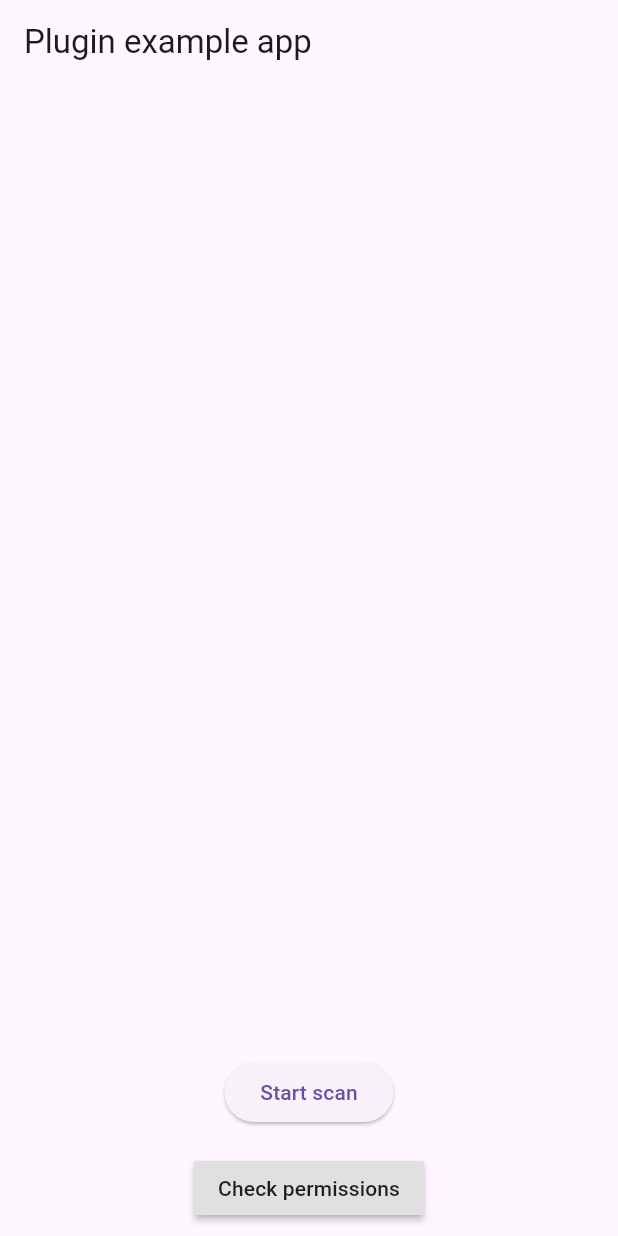
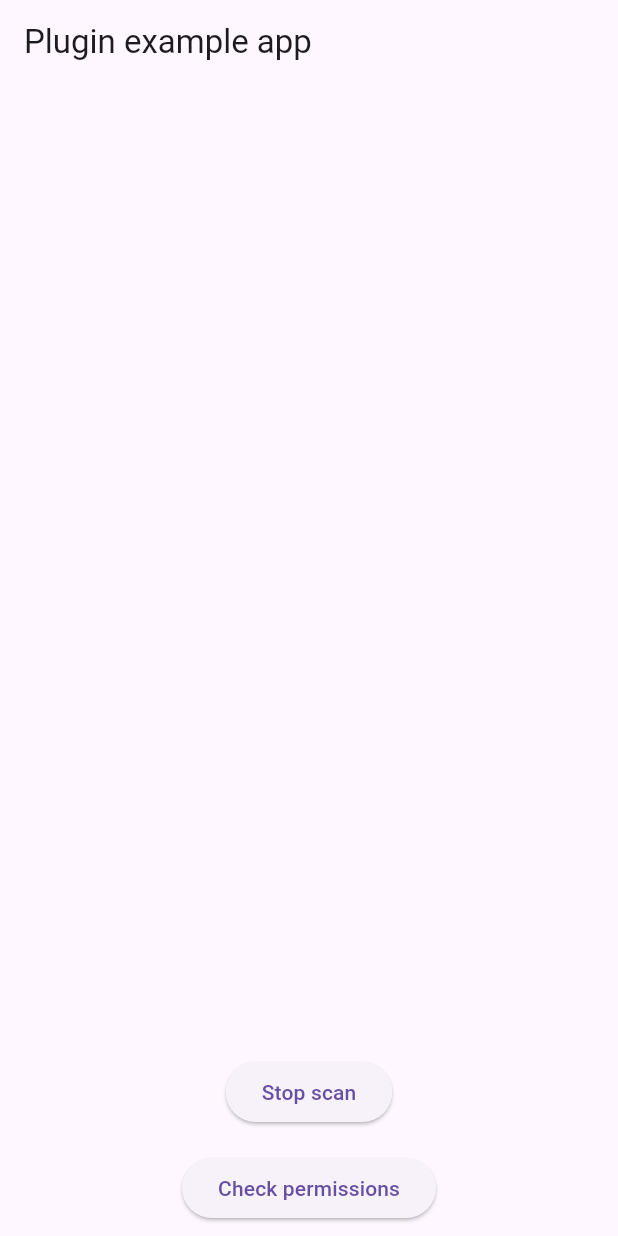
Before and after one commit to kiwi-bop/flutter_scan_bluetooth, a Flutter app: the screen it shows after launch, after a tap on "Start scan", on a phone screen of 412 x 824 dp. Run offline on Flutter 3.47's test engine with Material 3 defaults, Android fonts, the light colour scheme and no system bars.

Commit message:
refactor(dart): tighten types and modernize example

```diff
--- a/example/lib/main.dart
+++ b/example/lib/main.dart
@@ -2,11 +2,11 @@
 import 'package:flutter/services.dart';
 import 'package:flutter_scan_bluetooth/flutter_scan_bluetooth.dart';
 
-void main() => runApp(new MyApp());
+void main() => runApp(MyApp());
 
 class MyApp extends StatefulWidget {
   @override
-  _MyAppState createState() => new _MyAppState();
+  _MyAppState createState() => _MyAppState();
 }
 
 class _MyAppState extends State<MyApp> {
@@ -20,7 +20,7 @@
 
     _bluetooth.devices.listen((device) {
       setState(() {
-        _data += device.name+' (${device.address})\n';
+        _data += device.name + ' (${device.address})\n';
       });
     });
     _bluetooth.scanStopped.listen((device) {
@@ -33,28 +33,27 @@
 
   @override
   Widget build(BuildContext context) {
-    return new MaterialApp(
-      home: new Scaffold(
-        appBar: new AppBar(
-          title: const Text('Plugin example app'),
-        ),
+    return MaterialApp(
+      home: Scaffold(
+        appBar: AppBar(title: const Text('Plugin example app')),
         body: Column(
-          mainAxisAlignment: MainAxisAlignment.start,
+          mainAxisAlignment: .start,
           children: <Widget>[
             Expanded(child: Text(_data)),
             Padding(
-              padding: const EdgeInsets.all(8.0),
+              padding: const .all(8.0),
               child: Center(
-                child: ElevatedButton(child: Text(_scanning ? 'Stop scan' : 'Start scan'), onPressed: () async {
+                child: ElevatedButton(
+                  child: Text(_scanning ? 'Stop scan' : 'Start scan'),
+                  onPressed: () async {
                     try {
-                    if(_scanning) {
+                      if (_scanning) {
                         await _bluetooth.stopScan();
-                      debugPrint("scanning stoped");
+                        debugPrint("scanning stopped");
                         setState(() {
                           _data = '';
                         });
-                    }
-                    else {
+                      } else {
                         await _bluetooth.startScan(pairedDevices: false);
                         debugPrint("scanning started");
                         setState(() {
@@ -64,22 +63,26 @@
                     } on PlatformException catch (e) {
                       debugPrint(e.toString());
                     }
-                }),
+                  },
+                ),
               ),
             ),
             Padding(
-              padding: const EdgeInsets.all(8.0),
+              padding: const .all(8.0),
               child: Center(
-                child: RaisedButton(child: Text('Check permissions'), onPressed: () async {
+                child: ElevatedButton(
+                  child: Text('Check permissions'),
+                  onPressed: () async {
                     try {
                       await _bluetooth.requestPermissions();
                       print('All good with perms');
                     } on PlatformException catch (e) {
                       debugPrint(e.toString());
                     }
-                }),
+                  },
                 ),
-            )
+              ),
+            ),
           ],
         ),
       ),
--- a/lib/flutter_scan_bluetooth.dart
+++ b/lib/flutter_scan_bluetooth.dart
@@ -9,11 +9,20 @@
   final bool paired;
   final bool nearby;
 
-  const BluetoothDevice(this.name, this.address, {this.nearby = false, this.paired = false});
+  const BluetoothDevice(
+    this.name,
+    this.address, {
+    this.nearby = false,
+    this.paired = false,
+  });
 
   @override
   bool operator ==(Object other) =>
-      identical(this, other) || other is BluetoothDevice && runtimeType == other.runtimeType && name == other.name && address == other.address;
+      identical(this, other) ||
+      other is BluetoothDevice &&
+          runtimeType == other.runtimeType &&
+          name == other.name &&
+          address == other.address;
 
   @override
   int get hashCode => name.hashCode ^ address.hashCode;
@@ -32,16 +41,19 @@
   static final _singleton = FlutterScanBluetooth._();
   final MethodChannel _channel = const MethodChannel('flutter_scan_bluetooth');
   final List<BluetoothDevice> _pairedDevices = [];
-  final StreamController<BluetoothDevice> _controller = StreamController.broadcast();
+  final StreamController<BluetoothDevice> _controller =
+      StreamController.broadcast();
   final StreamController<bool> _scanStopped = StreamController.broadcast();
 
   factory FlutterScanBluetooth() => _singleton;
 
   FlutterScanBluetooth._() {
-    _channel.setMethodCallHandler((methodCall) async {
+    _channel.setMethodCallHandler((MethodCall methodCall) async {
       switch (methodCall.method) {
         case 'action_new_device':
-          _newDevice(methodCall.arguments);
+          if (methodCall.arguments != null) {
+            _newDevice(methodCall.arguments as Map<dynamic, dynamic>);
+          }
           break;
         case 'action_scan_stopped':
           _scanStopped.add(true);
@@ -59,12 +71,21 @@
     await _channel.invokeMethod('action_request_permissions');
   }
 
-  Future<void> startScan({pairedDevices = false}) async {
-    final bondedDevices = await _channel.invokeMethod('action_start_scan', pairedDevices);
+  Future<void> startScan({bool pairedDevices = false}) async {
+    final List<dynamic>? bondedDevices = await _channel.invokeMethod(
+      'action_start_scan',
+      pairedDevices,
+    );
+    if (bondedDevices != null) {
       for (var device in bondedDevices) {
-      final d = BluetoothDevice(device['name'], device['address'], paired: true);
+        final d = BluetoothDevice(
+          device['name'],
+          device['address'],
+          paired: true,
+        );
         _pairedDevices.add(d);
         _controller.add(d);
+      }
     }
   }
 
@@ -75,12 +96,18 @@
 
   Future<void> stopScan() => _channel.invokeMethod('action_stop_scan');
 
-  void _newDevice(device) {
-    _controller.add(BluetoothDevice(
+  void _newDevice(Map<dynamic, dynamic> device) {
+    _controller.add(
+      BluetoothDevice(
         device['name'],
         device['address'],
         nearby: true,
-      paired: _pairedDevices.firstWhereOrNull((item) => item.address == device['address']) != null,
-    ));
+        paired:
+            _pairedDevices.firstWhereOrNull(
+              (item) => item.address == device['address'],
+            ) !=
+            null,
+      ),
+    );
   }
 }
```
Lines whose indentation alone changed are shown as unchanged.
